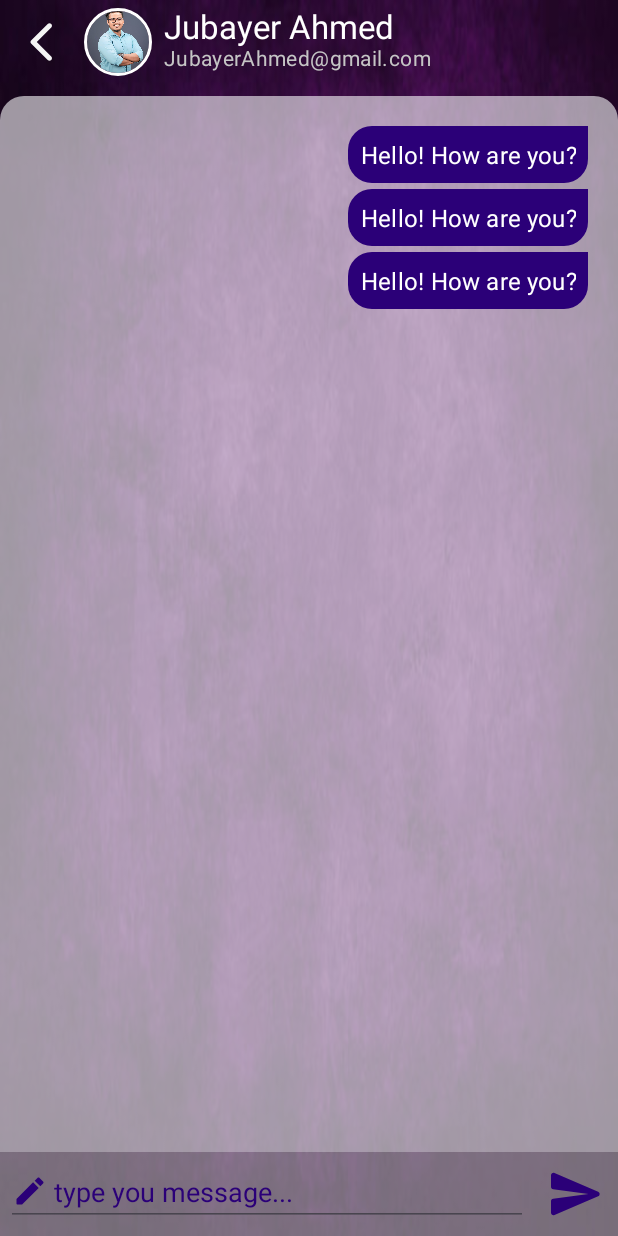
After one commit to jubayerappdev/Connection, an Android app: the layout fragment_chat.xml on its own in the app's theme, with its tools: preview values and no code run, on a phone screen of 412 x 824 dp. The commit adds this screen. Run offline under Robolectric (Android 15) with nearby library versions, the phone set to English and light mode, and no system bars.

Commit message:
chatting UI Added

```diff
--- a/app/build.gradle.kts
+++ b/app/build.gradle.kts
@@ -69,4 +69,7 @@ dependencies {
     implementation(libs.imagepicker)
     implementation(libs.activity.ktx)
     implementation(libs.fragment.ktx)
+    implementation(libs.glide)
+
+
 }
--- a/app/src/main/java/com/creativeitinstitute/connection/EditProfileFragment.kt
+++ b/app/src/main/java/com/creativeitinstitute/connection/EditProfileFragment.kt
@@ -113,6 +113,7 @@ class EditProfileFragment : Fragment() {
                 profileStorage.downloadUrl.addOnSuccessListener {data->
 
 
+//                    imageLink = data.toString()
 
                     profileUpdateWithImage(data.toString())
 
--- /dev/null
+++ b/app/src/main/res/drawable/ic_write_24.xml
@@ -0,0 +1,5 @@
+<vector xmlns:android="http://schemas.android.com/apk/res/android" android:height="24dp" android:tint="#F5F5F5" android:viewportHeight="24" android:viewportWidth="24" android:width="24dp">
+
+    <path android:fillColor="@android:color/white" android:pathData="M3,17.46v3.04c0,0.28 0.22,0.5 0.5,0.5h3.04c0.13,0 0.26,-0.05 0.35,-0.15L17.81,9.94l-3.75,-3.75L3.15,17.1c-0.1,0.1 -0.15,0.22 -0.15,0.36zM20.71,7.04c0.39,-0.39 0.39,-1.02 0,-1.41l-2.34,-2.34c-0.39,-0.39 -1.02,-0.39 -1.41,0l-1.83,1.83 3.75,3.75 1.83,-1.83z"/>
+
+</vector>
--- /dev/null
+++ b/app/src/main/res/drawable/right_bubble.xml
@@ -0,0 +1,14 @@
+<?xml version="1.0" encoding="utf-8"?>
+<shape xmlns:android="http://schemas.android.com/apk/res/android">
+
+    <solid
+        android:color="@color/purple_text"
+        />
+
+    <corners
+        android:topLeftRadius="16dp"
+        android:bottomLeftRadius="16dp"
+        android:bottomRightRadius="16dp"
+        />
+
+</shape>
--- /dev/null
+++ b/app/src/main/res/drawable/round_arrow_back_ios_24.xml
@@ -0,0 +1,5 @@
+<vector xmlns:android="http://schemas.android.com/apk/res/android" android:autoMirrored="true" android:height="24dp" android:tint="#F5F5F5" android:viewportHeight="24" android:viewportWidth="24" android:width="24dp">
+
+    <path android:fillColor="@android:color/white" android:pathData="M16.62,2.99c-0.49,-0.49 -1.28,-0.49 -1.77,0L6.54,11.3c-0.39,0.39 -0.39,1.02 0,1.41l8.31,8.31c0.49,0.49 1.28,0.49 1.77,0s0.49,-1.28 0,-1.77L9.38,12l7.25,-7.25c0.48,-0.48 0.48,-1.28 -0.01,-1.76z"/>
+
+</vector>
--- /dev/null
+++ b/app/src/main/res/drawable/round_send_24.xml
@@ -0,0 +1,5 @@
+<vector xmlns:android="http://schemas.android.com/apk/res/android" android:autoMirrored="true" android:height="24dp" android:tint="#F5F5F5" android:viewportHeight="24" android:viewportWidth="24" android:width="24dp">
+
+    <path android:fillColor="@android:color/white" android:pathData="M3.4,20.4l17.45,-7.48c0.81,-0.35 0.81,-1.49 0,-1.84L3.4,3.6c-0.66,-0.29 -1.39,0.2 -1.39,0.91L2,9.12c0,0.5 0.37,0.93 0.87,0.99L17,12 2.87,13.88c-0.5,0.07 -0.87,0.5 -0.87,1l0.01,4.61c0,0.71 0.73,1.2 1.39,0.91z"/>
+
+</vector>
--- /dev/null
+++ b/app/src/main/res/drawable/top_rounded_chat_back.xml
@@ -0,0 +1,13 @@
+<?xml version="1.0" encoding="utf-8"?>
+<shape xmlns:android="http://schemas.android.com/apk/res/android">
+
+    <corners
+        android:topRightRadius="16dp"
+        android:topLeftRadius="16dp"
+        />
+
+    <solid
+        android:color="#97FEFEFF"
+        />
+
+</shape>
--- /dev/null
+++ b/app/src/main/res/layout/fragment_chat.xml
@@ -0,0 +1,126 @@
+<?xml version="1.0" encoding="utf-8"?>
+<androidx.constraintlayout.widget.ConstraintLayout xmlns:android="http://schemas.android.com/apk/res/android"
+    xmlns:app="http://schemas.android.com/apk/res-auto"
+    xmlns:tools="http://schemas.android.com/tools"
+    android:layout_width="match_parent"
+    android:layout_height="match_parent"
+    android:background="@drawable/chat_back"
+    tools:context=".ChatFragment">
+
+
+    <androidx.constraintlayout.widget.ConstraintLayout
+        android:id="@+id/topChatLayout"
+        android:layout_width="match_parent"
+        android:layout_height="wrap_content"
+        app:layout_constraintEnd_toEndOf="parent"
+        app:layout_constraintStart_toStartOf="parent"
+        app:layout_constraintTop_toTopOf="parent">
+
+        <ImageView
+            android:id="@+id/backBtn"
+            android:layout_width="56dp"
+            android:layout_height="56dp"
+            android:padding="12dp"
+            android:src="@drawable/round_arrow_back_ios_24"
+            app:layout_constraintStart_toStartOf="parent"
+            app:layout_constraintTop_toTopOf="parent" />
+
+        <de.hdodenhof.circleimageview.CircleImageView
+            android:id="@+id/profile_image"
+            android:layout_width="45dp"
+            android:layout_height="45dp"
+            android:src="@drawable/imgq"
+            app:civ_border_color="#FFFFFF"
+            app:civ_border_width="2dp"
+            app:layout_constraintBottom_toBottomOf="@id/backBtn"
+            app:layout_constraintStart_toEndOf="@id/backBtn"
+            app:layout_constraintTop_toTopOf="@id/backBtn" />
+
+        <TextView
+            android:id="@+id/nameTV"
+            android:layout_width="wrap_content"
+            android:layout_height="wrap_content"
+            android:layout_marginStart="8dp"
+            android:fontFamily="@font/roboto"
+            android:includeFontPadding="false"
+            android:text="Jubayer Ahmed"
+            android:textAppearance="@style/TextAppearance.Material3.TitleLarge"
+            android:textColor="@color/white"
+            app:layout_constraintStart_toEndOf="@id/profile_image"
+            app:layout_constraintTop_toTopOf="@id/profile_image" />
+
+        <TextView
+            android:layout_width="wrap_content"
+            android:layout_height="wrap_content"
+            android:fontFamily="@font/roboto"
+            android:includeFontPadding="false"
+            android:text="JubayerAhmed@gmail.com"
+            android:textAppearance="@style/TextAppearance.Material3.BodyMedium"
+            android:textColor="#C5C5C5"
+            app:layout_constraintStart_toStartOf="@id/nameTV"
+            app:layout_constraintTop_toBottomOf="@id/nameTV" />
+
+
+    </androidx.constraintlayout.widget.ConstraintLayout>
+    <androidx.constraintlayout.widget.ConstraintLayout
+        android:layout_marginTop="8dp"
+        android:background="@drawable/top_rounded_chat_back"
+        app:layout_constraintBottom_toTopOf="@id/bottomChatLayout"
+        android:id="@+id/mainChatLayout"
+        android:layout_width="match_parent"
+        android:layout_height="0dp"
+        app:layout_constraintTop_toBottomOf="@id/topChatLayout"
+        app:layout_constraintEnd_toEndOf="parent"
+        app:layout_constraintStart_toStartOf="parent">
+
+        <androidx.recyclerview.widget.RecyclerView
+            tools:listitem="@layout/item_right_chat"
+            android:id="@+id/chatRcv"
+            app:layout_constraintTop_toTopOf="parent"
+            android:layout_margin="16dp"
+            app:layout_constraintEnd_toEndOf="parent"
+            app:layout_constraintStart_toStartOf="parent"
+            app:layout_constraintBottom_toBottomOf="parent"
+            android:layout_width="match_parent"
+            android:layout_height="0dp"/>
+
+
+    </androidx.constraintlayout.widget.ConstraintLayout>
+
+    <androidx.constraintlayout.widget.ConstraintLayout
+        android:background="#6AFFFFFF"
+        android:id="@+id/bottomChatLayout"
+        android:layout_width="match_parent"
+        android:layout_height="wrap_content"
+        app:layout_constraintBottom_toBottomOf="parent"
+        app:layout_constraintEnd_toEndOf="parent"
+        app:layout_constraintStart_toStartOf="parent">
+        <EditText
+            android:drawableStart="@drawable/ic_write_24"
+            android:textColorHint="@color/purple_text"
+            android:layout_margin="4dp"
+            android:drawablePadding="4dp"
+            android:drawableTint="@color/purple_text"
+            android:fontFamily="@font/roboto"
+            android:hint="type you message..."
+            app:layout_constraintEnd_toStartOf="@id/sendBtn"
+            app:layout_constraintStart_toStartOf="parent"
+            app:layout_constraintTop_toTopOf="parent"
+            android:layout_width="0dp"
+            android:layout_height="wrap_content"/>
+
+        <ImageView
+            android:id="@+id/sendBtn"
+            android:src="@drawable/round_send_24"
+            android:padding="8dp"
+            app:layout_constraintBottom_toBottomOf="parent"
+            app:layout_constraintTop_toTopOf="parent"
+            app:layout_constraintEnd_toEndOf="parent"
+            android:layout_width="56dp"
+            android:layout_height="56dp"
+            app:tint="#2B0078" />
+
+
+    </androidx.constraintlayout.widget.ConstraintLayout>
+
+</androidx.constraintlayout.widget.ConstraintLayout>
--- /dev/null
+++ b/app/src/main/res/layout/item_right_chat.xml
@@ -0,0 +1,26 @@
+<?xml version="1.0" encoding="utf-8"?>
+<androidx.constraintlayout.widget.ConstraintLayout
+    xmlns:android="http://schemas.android.com/apk/res/android"
+
+    android:layout_marginStart="50dp"
+    android:layout_width="match_parent"
+    android:layout_height="wrap_content"
+
+    xmlns:app="http://schemas.android.com/apk/res-auto">
+
+    <TextView
+        android:id="@+id/rightChatUI"
+        android:textAppearance="@style/TextAppearance.Material3.TitleMedium"
+        android:fontFamily="@font/roboto"
+        android:layout_margin="4dp"
+        android:padding="8dp"
+        android:gravity="end"
+        android:textColor="@color/white"
+        android:text="Hello! How are you?"
+        app:layout_constraintEnd_toEndOf="parent"
+        app:layout_constraintTop_toTopOf="parent"
+        android:background="@drawable/right_bubble"
+        android:layout_width="0dp"
+        android:layout_height="wrap_content"/>
+
+</androidx.constraintlayout.widget.ConstraintLayout>
--- a/app/src/main/res/values/colors.xml
+++ b/app/src/main/res/values/colors.xml
@@ -2,4 +2,5 @@
 <resources>
     <color name="black">#FF000000</color>
     <color name="white">#FFFFFFFF</color>
+    <color name="purple_text">#2B0078</color>
 </resources>
--- a/gradle/libs.versions.toml
+++ b/gradle/libs.versions.toml
@@ -24,6 +24,7 @@ dexter = "6.2.3"
 imagepicker = "2.1"
 activity-ktx = "1.9.3"
 fragment-ktx = "1.8.4"
+glide = "4.16.0"
 
 
 
@@ -51,7 +52,7 @@ dexter= { group = "com.karumi", name = "dexter", version.ref = "dexter" }
 imagepicker= { group = "com.github.dhaval2404", name = "imagepicker", version.ref = "imagepicker" }
 activity-ktx= { group = "androidx.activity", name = "activity-ktx", version.ref = "activity-ktx" }
 fragment-ktx= { group = "androidx.fragment", name = "fragment-ktx", version.ref = "fragment-ktx" }
-
+glide= { group = "com.github.bumptech.glide", name = "glide", version.ref = "glide" }
 
 
 
```
Also changed, not shown: app/src/main/java/com/creativeitinstitute/connection/ChatFragment.kt (added, +59 -0 lines), app/src/main/java/com/creativeitinstitute/connection/data/models/Message.kt (added, +9 -0 lines), app/src/main/java/com/creativeitinstitute/connection/views/home/UserAdapter.kt (+12 -1 lines), app/src/main/res/drawable/left_bubble.xml (added, +12 -0 lines), app/src/main/res/layout/item_left_chat.xml (added, +23 -0 lines), app/src/main/res/navigation/main_nav.xml (+13 -1 lines), app/src/main/res/drawable/chat_back.jpg (added), app/src/main/res/drawable/placeholder.png (added), app/src/main/res/font/roboto.ttf (added).
